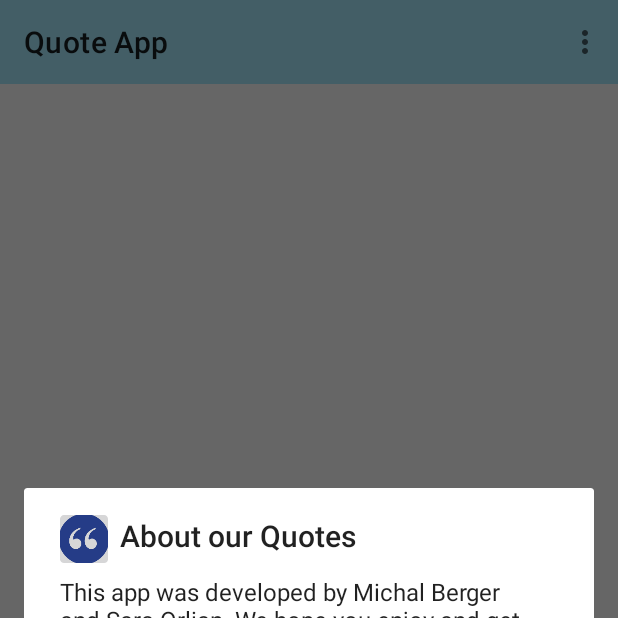
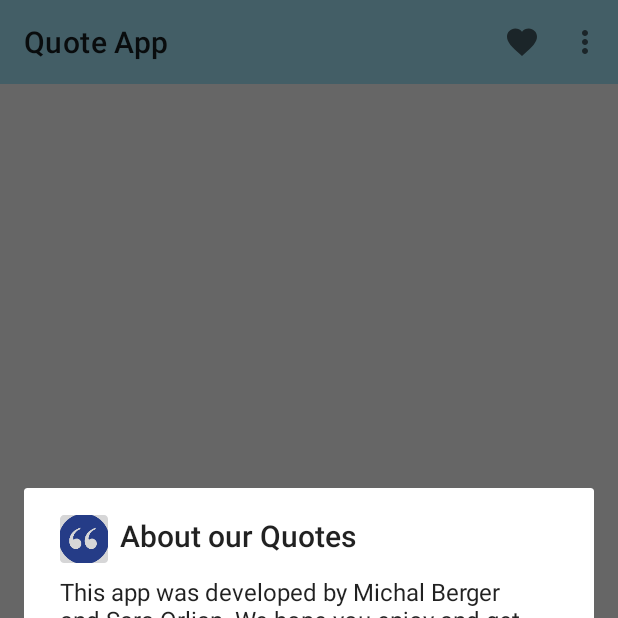
Before and after one commit to SaraOrlian/QuoteApp, an Android app: the screen it shows after launch (MainActivity), in the options menu, after a tap on "About", on a phone screen of 412 x 824 dp, the top half of it. Run offline under Robolectric (Android 15) with nearby library versions, the phone set to English and light mode, and no system bars.

Commit message:
added like button

```diff
--- a/app/src/main/java/com/example/quote_app/MainActivity.java
+++ b/app/src/main/java/com/example/quote_app/MainActivity.java
@@ -103,6 +103,9 @@ public class MainActivity extends AppCompatActivity {
             case R.id.action_about:
                 showAbout();
                 return true;
+            case R.id.like_quote:
+                quotesSet.add(currQuote + "- " + currAuthor);
+                return true;
             case R.id.activity_saved_quotes:
                 Intent intent = new Intent(getApplicationContext(), SavedQuotesActivity.class);
                 intent.putExtra("QUOTES", new ArrayList<>(quotesSet));
--- a/app/src/main/res/menu/menu_main.xml
+++ b/app/src/main/res/menu/menu_main.xml
@@ -2,6 +2,12 @@
     xmlns:app="http://schemas.android.com/apk/res-auto"
     xmlns:tools="http://schemas.android.com/tools"
     tools:context="com.example.quote_app.MainActivity" >
+
+    <item
+        android:id="@+id/like_quote"
+        android:title="@string/like"
+        android:icon="@drawable/heart_vector"
+        app:showAsAction="always" />
 
     <item android:id="@+id/activity_saved_quotes"
         android:title="@string/saved_quotes"
--- a/app/src/main/res/values/strings.xml
+++ b/app/src/main/res/values/strings.xml
@@ -19,5 +19,6 @@
     <string name="default_text">Use Default Text Size for Quote</string>
 
     <string name="saved_quotes">Saved Quotes</string>
+    <string name="like">like quote</string>
 
 </resources>
```
